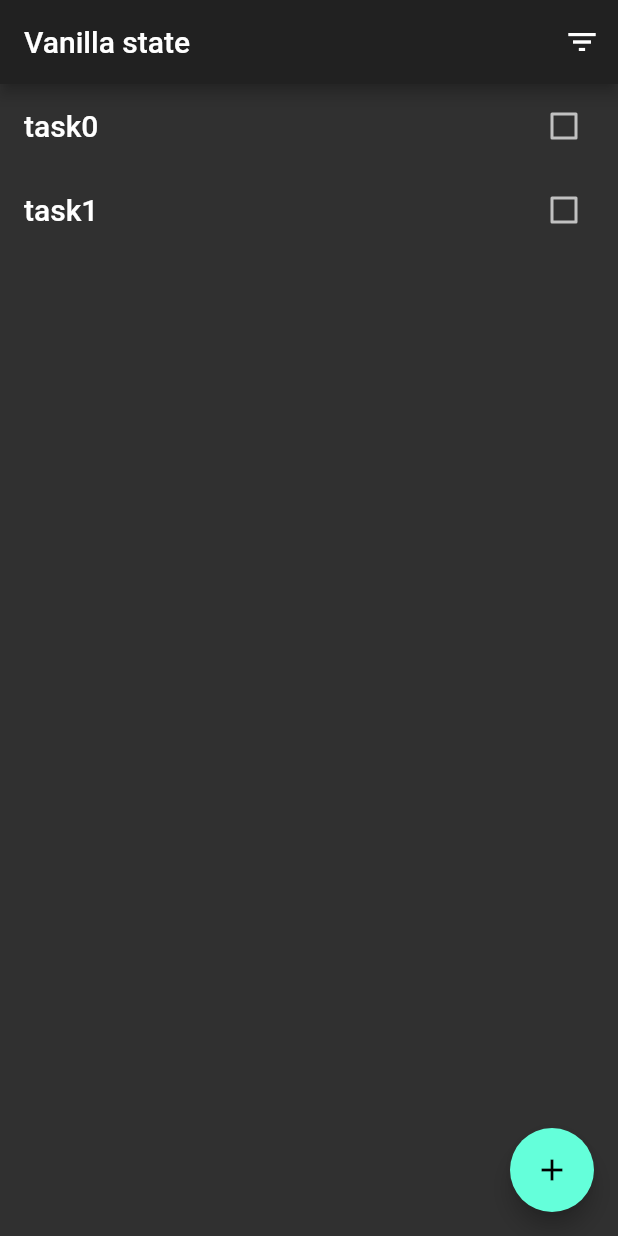
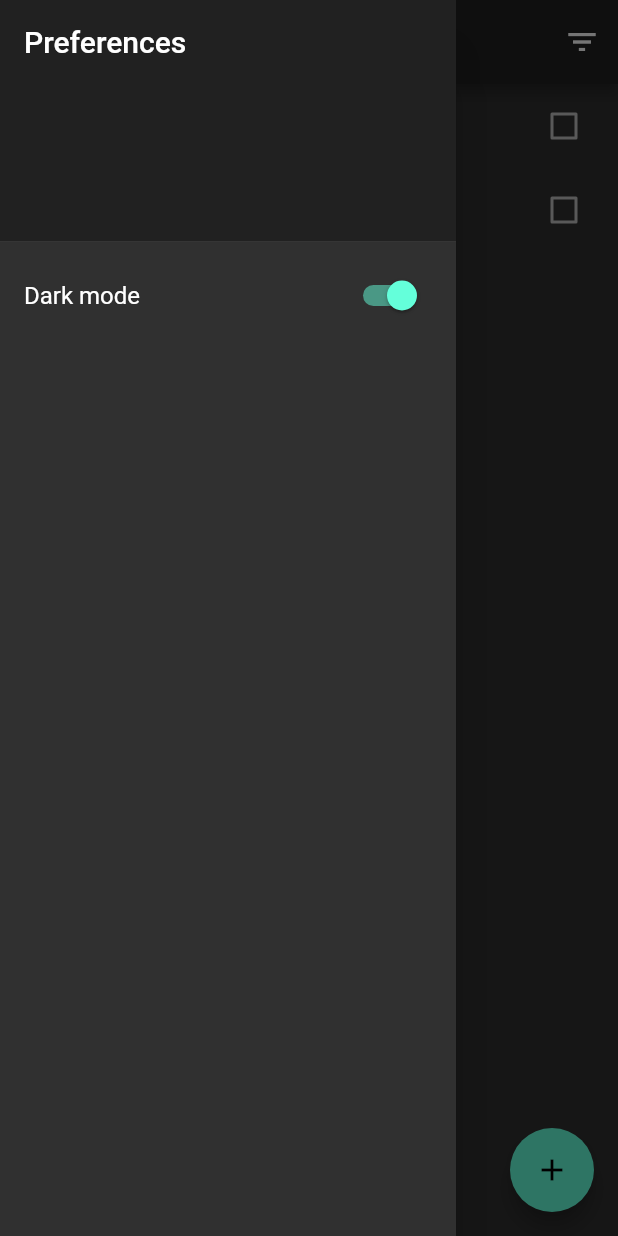
Before and after one commit to rkhaimov/exercises-app, a Flutter app: the screen it shows after launch, with the side drawer open (before the commit the screen has no drawer), on a phone screen of 412 x 824 dp. Run offline on Flutter 3.47's test engine with Material 2 defaults, Android fonts, the light colour scheme and no system bars.

Commit message:
Add light theme

```diff
--- a/lib/main.dart
+++ b/lib/main.dart
@@ -1,5 +1,6 @@
 import 'package:exesices_app/models/todo/in_mem_storage.dart';
 import 'package:exesices_app/models/todo/main.dart';
+import 'package:exesices_app/typedefs.dart';
 import 'package:exesices_app/use-cases/create-todo/constants.dart';
 import 'package:exesices_app/use-cases/create-todo/main.dart';
 import 'package:exesices_app/use-cases/todo-list/constants.dart';
@@ -18,6 +19,7 @@ class VanillaApp extends StatefulWidget {
 
 class _VanillaAppState extends State<VanillaApp> {
   TodoModel model = TodoModel(InMemoryTodoRepository());
+  AppTheme theme = AppTheme.dark;
 
   @override
   void initState() {
@@ -30,14 +32,23 @@ class _VanillaAppState extends State<VanillaApp> {
   Widget build(BuildContext context) {
     return MaterialApp(
       debugShowCheckedModeBanner: false,
-      theme: ThemeData.dark(),
+      theme: theme == AppTheme.light ? ThemeData.light() : ThemeData.dark(),
       routes: {
         kTodoListRoute: (_) => TodoList(
-            model.loading,
-            model.todos,
-            (id, checked) => model.toggleChecked(id, checked, setState),
-            (filter) => model.setFilter(filter, setState),
-            model.filter),
+              loading: model.loading,
+              todos: model.todos,
+              filter: model.filter,
+              theme: theme,
+              onThemeChange: () => setState(() {
+                theme =
+                    theme == AppTheme.light ? AppTheme.dark : AppTheme.light;
+              }),
+              onTodoCheck: (id, checked) =>
+                  model.toggleChecked(id, checked, setState),
+              onFilterSelect: (filter) => model.setFilter(filter, setState),
+              onTodoReorder: (oldIndex, newIndex) =>
+                  model.reorder(oldIndex, newIndex, setState),
+            ),
         kCreateTodoRoute: (_) => CreateTodo(
               onTodoCreate: (title, completed) =>
                   model.create(title, completed, setState),
--- a/lib/models/todo/main.dart
+++ b/lib/models/todo/main.dart
@@ -53,6 +53,18 @@ class TodoModel {
       _todos.add(Todo(title, title, completed));
     });
   }
+
+  reorder(int oldIndex, int newIndex, Mutate mutate) {
+    mutate(() {
+      if (oldIndex < newIndex) {
+        newIndex -= 1;
+      }
+
+      final todo = _todos.removeAt(oldIndex);
+
+      _todos.insert(newIndex, todo);
+    });
+  }
 }
 
 typedef VoidCallback = void Function();
--- /dev/null
+++ b/lib/typedefs.dart
@@ -0,0 +1,4 @@
+enum AppTheme {
+  light,
+  dark
+}
--- a/lib/use-cases/create-todo/widgets/checked_field.dart
+++ b/lib/use-cases/create-todo/widgets/checked_field.dart
@@ -20,7 +20,7 @@ class CheckedField extends FormField<bool> {
                 child: Row(
                     mainAxisAlignment: MainAxisAlignment.spaceBetween,
                     children: [
-                      Text(label),
+                      Text(label, style: Theme.of(field.context).textTheme.subtitle1,),
                       Switch(value: value, onChanged: field.didChange)
                     ]),
               );
--- a/lib/use-cases/create-todo/widgets/submit_button.dart
+++ b/lib/use-cases/create-todo/widgets/submit_button.dart
@@ -8,11 +8,9 @@ class SubmitButton extends StatelessWidget {
   @override
   Widget build(BuildContext context) {
     return ElevatedButton(
-      child: Text(
-        'create'.toUpperCase(),
-        style: TextStyle(
-            fontSize: 16, color: Theme.of(context).colorScheme.primaryVariant),
-      ),
+      child: Text('create'.toUpperCase(),
+          style: Theme.of(context).textTheme.button!.merge(
+              TextStyle(color: Theme.of(context).colorScheme.onSecondary))),
       onPressed: this.onSubmit,
       style: ElevatedButton.styleFrom(
           primary: Theme.of(context).colorScheme.secondary,
--- a/lib/use-cases/todo-list/main.dart
+++ b/lib/use-cases/todo-list/main.dart
@@ -1,5 +1,6 @@
 import 'package:exesices_app/models/todo/main.dart';
 import 'package:exesices_app/models/todo/todo.dart';
+import 'package:exesices_app/typedefs.dart';
 import 'package:exesices_app/use-cases/create-todo/constants.dart';
 import 'package:exesices_app/use-cases/todo-list/widgets/filter_button.dart';
 import 'package:flutter/material.dart';
@@ -8,11 +9,21 @@ class TodoList extends StatelessWidget {
   final bool loading;
   final List<Todo> todos;
   final void Function(String id, bool checked) onTodoCheck;
+  final void Function(int oldIndex, int newIndex) onTodoReorder;
+  final void Function() onThemeChange;
+  final AppTheme theme;
   final PopupMenuItemSelected<VisibilityFilter> onFilterSelect;
   final VisibilityFilter filter;
 
-  TodoList(this.loading, this.todos, this.onTodoCheck, this.onFilterSelect,
-      this.filter);
+  TodoList(
+      {required this.loading,
+      required this.todos,
+      required this.onTodoCheck,
+      required this.onFilterSelect,
+      required this.onTodoReorder,
+      required this.onThemeChange,
+      required this.theme,
+      required this.filter});
 
   @override
   Widget build(BuildContext context) {
@@ -20,6 +31,31 @@ class TodoList extends StatelessWidget {
       appBar: AppBar(
         title: Text('Vanilla state'),
         actions: [FilterButton(this.onFilterSelect, this.filter)],
+      ),
+      drawer: Drawer(
+        child: ListView(padding: EdgeInsets.zero, children: [
+          DrawerHeader(
+            decoration: BoxDecoration(
+              color: Theme.of(context).primaryColor,
+            ),
+            child: Text(
+              'Preferences',
+              style: Theme.of(context).textTheme.headline6!.merge(
+                  TextStyle(color: Theme.of(context).colorScheme.onPrimary)),
+            ),
+          ),
+          ListTile(
+            title: Text(
+              'Dark mode',
+              style: Theme.of(context).textTheme.subtitle1,
+            ),
+            trailing: Switch(
+              value: theme == AppTheme.dark,
+              onChanged: (_) => onThemeChange(),
+            ),
+            onTap: onThemeChange,
+          ),
+        ]),
       ),
       body: loading ? buildProgress() : buildTodosList(),
       floatingActionButton: FloatingActionButton(
@@ -29,8 +65,9 @@ class TodoList extends StatelessWidget {
     );
   }
 
-  ListView buildTodosList() {
-    return ListView.builder(
+  ReorderableListView buildTodosList() {
+    return ReorderableListView.builder(
+      onReorder: onTodoReorder,
       itemCount: todos.length,
       itemBuilder: (context, index) {
         final todo = todos[index];
@@ -39,7 +76,7 @@ class TodoList extends StatelessWidget {
           value: todo.completed,
           onChanged: (checked) => onTodoCheck(todo.id, checked as bool),
           key: ValueKey(todo.id),
-          title: Text(todo.task, style: Theme.of(context).textTheme.headline6),
+          title: Text(todo.task, style: Theme.of(context).textTheme.subtitle1),
         );
       },
     );
```
